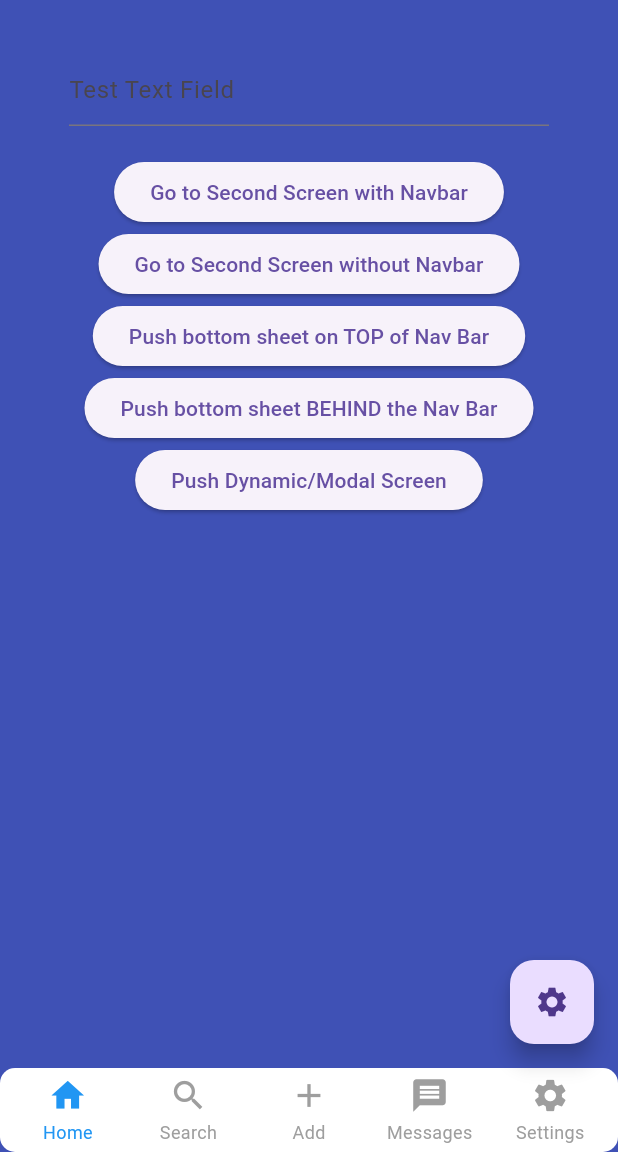
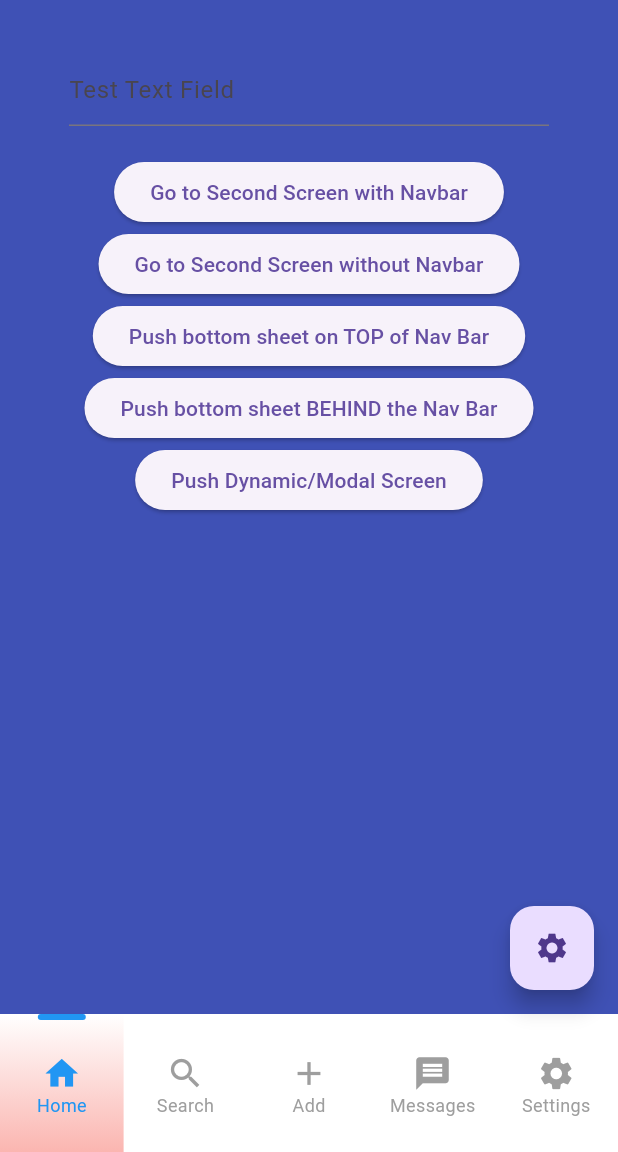
Before and after one commit to thiepcong/PersistentBottomNavBarV2-, a Flutter app: the screen it shows after launch, after a tap on "Show Interactive Example", on a phone screen of 412 x 824 dp, the part 84-1236 px from its top. Run offline on Flutter 3.47's test engine with Material 3 defaults, Android fonts, the phone set to English and light mode, and no system bars; our stand-ins replace go_router.

Commit message:
Sửa lại bottomnav

```diff
--- a/example/lib/interactive_example.dart
+++ b/example/lib/interactive_example.dart
@@ -77,8 +77,8 @@ class _InteractiveExampleState extends State<InteractiveExample> {
         navBarBuilder: (navBarConfig) => settings.navBarBuilder(
           navBarConfig,
           NavBarDecoration(
+            padding: EdgeInsets.zero,
             color: settings.navBarColor,
-            borderRadius: BorderRadius.circular(10),
           ),
           const ItemAnimation(),
           const NeumorphicProperties(),
@@ -97,6 +97,7 @@ class _InteractiveExampleState extends State<InteractiveExample> {
           ),
           child: const Icon(Icons.settings),
         ),
+        navBarHeight: 92,
         backgroundColor: Colors.green,
         margin: settings.margin,
         avoidBottomPadding: settings.avoidBottomPadding,
--- a/example/lib/main.dart
+++ b/example/lib/main.dart
@@ -14,6 +14,13 @@ void main() {
   );
   // make flutter draw behind navigation bar
   SystemChrome.setEnabledSystemUIMode(SystemUiMode.edgeToEdge);
+  SystemChrome.setSystemUIOverlayStyle(
+    SystemUiOverlayStyle(
+      statusBarIconBrightness: Brightness.dark,
+      statusBarColor: Colors.transparent,
+      systemNavigationBarColor: Colors.black.withAlpha(1),
+    ),
+  );
   runApp(const PersistenBottomNavBarDemo());
 }
 
--- a/example/lib/settings.dart
+++ b/example/lib/settings.dart
@@ -18,7 +18,7 @@ class Settings {
   bool avoidBottomPadding = true;
   Color navBarColor = Colors.white;
   NavBarBuilder get navBarBuilder => navBarStyles[navBarStyle]!;
-  String navBarStyle = "Style 1";
+  String navBarStyle = "Style 4";
   EdgeInsets margin = EdgeInsets.zero;
 
   Map<String, NavBarBuilder> navBarStyles = {
@@ -40,6 +40,17 @@ class Settings {
           navBarConfig: p0,
           navBarDecoration: p1,
           itemAnimationProperties: p2,
+          sliderHeight: 4,
+          sliderWidth: 32,
+          itemDecoration: (isSelected) => BoxDecoration(
+            gradient: LinearGradient(
+                colors: [
+                  isSelected ? Colors.red.withAlpha(100) : Colors.transparent,
+                  isSelected ? Colors.red.withAlpha(0) : Colors.transparent,
+                ].reversed.toList(),
+                begin: Alignment.topCenter,
+                end: Alignment.bottomCenter),
+          ),
         ),
     "Style 5": (p0, p1, p2, p3) =>
         Style5BottomNavBar(navBarConfig: p0, navBarDecoration: p1),
--- a/lib/components/decorated_navbar.dart
+++ b/lib/components/decorated_navbar.dart
@@ -17,7 +17,10 @@ class DecoratedNavBar extends StatelessWidget {
   final double height;
 
   @override
-  Widget build(BuildContext context) => Stack(
+  Widget build(BuildContext context) {
+    final double bottomInset = MediaQuery.of(context).padding.bottom;
+    final double totalHeight = height + bottomInset;
+    return Stack(
       children: [
         if (opacity < 1)
           Positioned.fill(
@@ -36,17 +39,13 @@ class DecoratedNavBar extends StatelessWidget {
                 ? decoration.color?.withOpacity(opacity)
                 : decoration.color,
           ),
-            child: SafeArea(
-              top: false,
-              right: false,
-              left: false,
           child: Container(
             padding: decoration.padding,
-                height: height - decoration.borderHeight(),
+            height: totalHeight - decoration.borderHeight(),
             child: child,
-              ),
           ),
         ),
       ],
     );
   }
+}
--- a/lib/styles/style_4_bottom_navbar.dart
+++ b/lib/styles/style_4_bottom_navbar.dart
@@ -8,15 +8,21 @@ class Style4BottomNavBar extends StatelessWidget {
     super.key,
     this.sliderHeight,
     this.sliderPaddingHorizontal,
+    this.sliderWidth,
+    this.itemDecoration,
     this.maxWidth,
     this.backgroundColor,
+    this.iconTextSpace = 0,
   });
 
   final NavBarConfig navBarConfig;
   final NavBarDecoration navBarDecoration;
+  final BoxDecoration? Function(bool isSelected)? itemDecoration;
   final double? sliderHeight;
+  final double? sliderWidth;
   final double? sliderPaddingHorizontal;
   final double? maxWidth;
+  final double iconTextSpace;
   final Color? backgroundColor;
 
   /// This controls the animation properties of the items of the NavBar.
@@ -25,8 +31,7 @@ class Style4BottomNavBar extends StatelessWidget {
   Widget _buildItem(ItemConfig item, bool isSelected) => Column(
         mainAxisAlignment: MainAxisAlignment.center,
         children: <Widget>[
-          Expanded(
-            child: IconTheme(
+          IconTheme(
             data: IconThemeData(
               size: item.iconSize,
               color: isSelected
@@ -35,7 +40,7 @@ class Style4BottomNavBar extends StatelessWidget {
             ),
             child: isSelected ? item.icon : item.inactiveIcon,
           ),
-          ),
+          SizedBox(height: iconTextSpace),
           if (item.title != null)
             FittedBox(
               child: Text(
@@ -62,7 +67,6 @@ class Style4BottomNavBar extends StatelessWidget {
         Container(
           width: double.infinity,
           color: backgroundColor ?? Colors.transparent,
-          child: Align(
           alignment: Alignment.bottomCenter,
           child: ConstrainedBox(
             constraints: BoxConstraints(maxWidth: width),
@@ -71,21 +75,55 @@ class Style4BottomNavBar extends StatelessWidget {
               filter: navBarConfig.selectedItem.filter,
               opacity: navBarConfig.selectedItem.opacity,
               height: navBarConfig.navBarHeight,
-                child: Column(
+              child: Stack(
                 children: <Widget>[
                   Row(
+                    mainAxisAlignment: MainAxisAlignment.spaceAround,
+                    children: navBarConfig.items.map((item) {
+                      final int index = navBarConfig.items.indexOf(item);
+                      final isSelected = index == navBarConfig.selectedIndex;
+                      return Expanded(
+                        child: Container(
+                          decoration: itemDecoration?.call(isSelected),
+                          padding: EdgeInsets.only(top: sliderHeight ?? 4),
+                          child: InkWell(
+                            onTap: () {
+                              navBarConfig.onItemSelected(index);
+                            },
+                            child: Center(
+                              child: SafeArea(
+                                top: false,
+                                left: false,
+                                right: false,
+                                child: _buildItem(
+                                  item,
+                                  isSelected,
+                                ),
+                              ),
+                            ),
+                          ),
+                        ),
+                      );
+                    }).toList(),
+                  ),
+                  IgnorePointer(
+                    child: Row(
                       children: <Widget>[
                         AnimatedContainer(
                           duration: itemAnimationProperties.duration,
                           curve: itemAnimationProperties.curve,
                           width: itemWidth * navBarConfig.selectedIndex +
-                              (sliderPaddingHorizontal ?? 0),
+                              itemWidth / 2 -
+                              (sliderWidth ?? 0) / 2,
                           height: sliderHeight ?? 4,
                         ),
                         AnimatedContainer(
                           duration: itemAnimationProperties.duration,
                           curve: itemAnimationProperties.curve,
-                          width: itemWidth - (sliderPaddingHorizontal ?? 0) * 2,
+                          width: sliderWidth,
+                          padding: EdgeInsets.symmetric(
+                            horizontal: sliderPaddingHorizontal ?? 0,
+                          ),
                           height: sliderHeight ?? 4,
                           alignment: Alignment.center,
                           decoration: BoxDecoration(
@@ -96,29 +134,8 @@ class Style4BottomNavBar extends StatelessWidget {
                         ),
                       ],
                     ),
-                    Expanded(
-                      child: Row(
-                        mainAxisAlignment: MainAxisAlignment.spaceAround,
-                        children: navBarConfig.items.map((item) {
-                          final int index = navBarConfig.items.indexOf(item);
-                          return Flexible(
-                            child: InkWell(
-                              onTap: () {
-                                navBarConfig.onItemSelected(index);
-                              },
-                              child: Center(
-                                child: _buildItem(
-                                  item,
-                                  navBarConfig.selectedIndex == index,
-                                ),
-                              ),
-                            ),
-                          );
-                        }).toList(),
-                      ),
                   ),
                 ],
-                ),
               ),
             ),
           ),
```
Also changed, not shown: example/pubspec.lock, pubspec.lock, 3 other files. Lines whose indentation alone changed are shown as unchanged.
